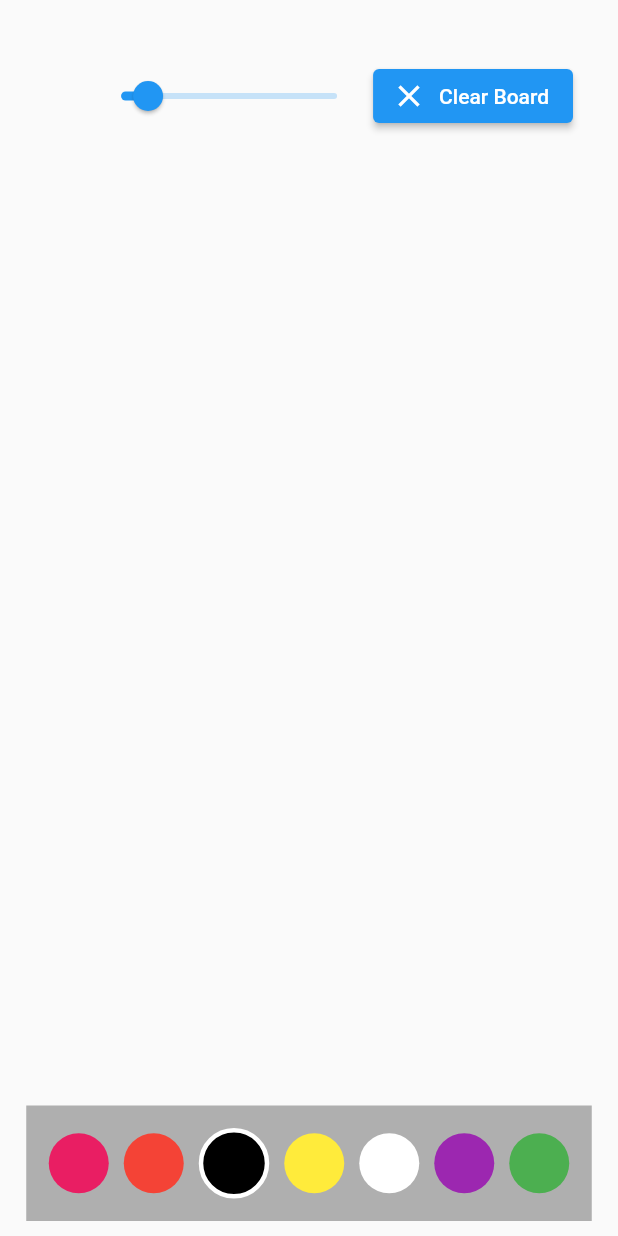
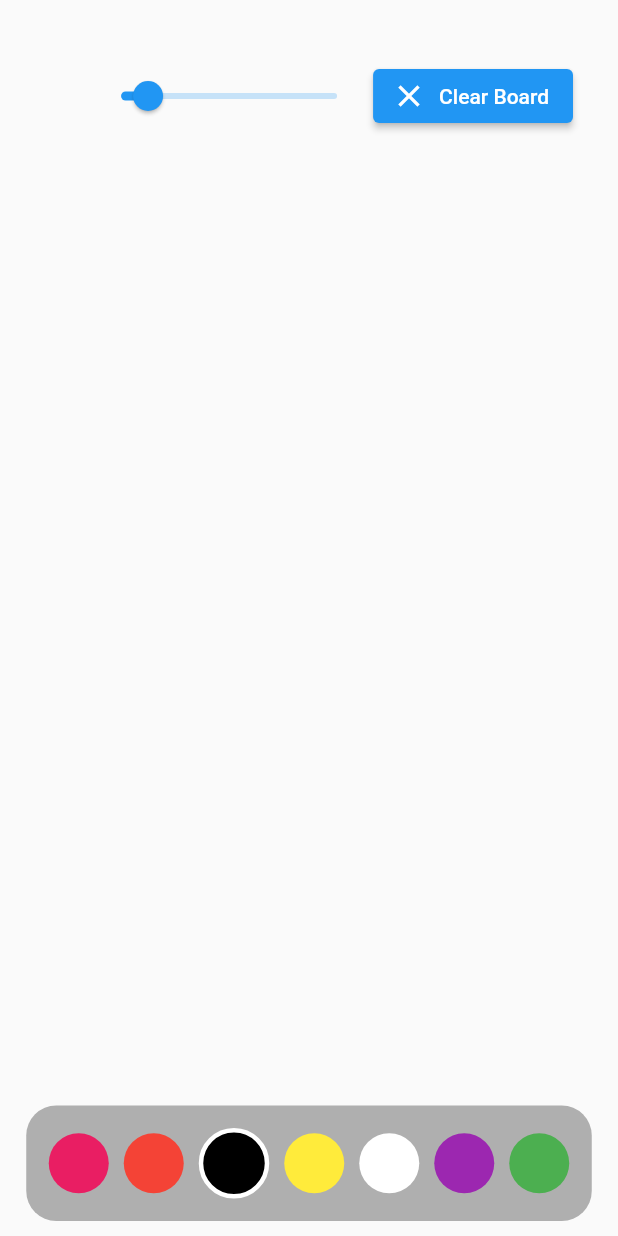
Before and after one commit to AbduzZami/chalkboard, a Flutter app: the screen it shows after launch, on a phone screen of 412 x 824 dp. Run offline on Flutter 3.47's test engine with Material 2 defaults, Android fonts, the phone set to English and light mode, and no system bars.

Commit message:
Update main.dart

```diff
--- a/lib/main.dart
+++ b/lib/main.dart
@@ -103,8 +103,10 @@ class _DrawingBoardState extends State<DrawingBoard> {
             alignment: Alignment.bottomCenter,
             child: Container(
               margin: EdgeInsets.all(10),
-              color: selectedColor.withOpacity(0.3),
               padding: EdgeInsets.all(10),
+              decoration: BoxDecoration(
+                  color: selectedColor.withOpacity(0.3),
+                  borderRadius: BorderRadius.all(Radius.circular(20))),
               child: Row(
                 mainAxisSize: MainAxisSize.min,
                 mainAxisAlignment: MainAxisAlignment.center,
@@ -148,6 +150,7 @@ class _DrawingPainter extends CustomPainter {
   @override
   void paint(Canvas canvas, Size size) {
     for (int i = 0; i < drawingPoints.length - 1; i++) {
+      // print(drawingPoints[i].hashCode);
       if (drawingPoints[i] != null && drawingPoints[i + 1] != null) {
         canvas.drawLine(drawingPoints[i]!.offset, drawingPoints[i + 1]!.offset,
             drawingPoints[i]!.paint);
```
